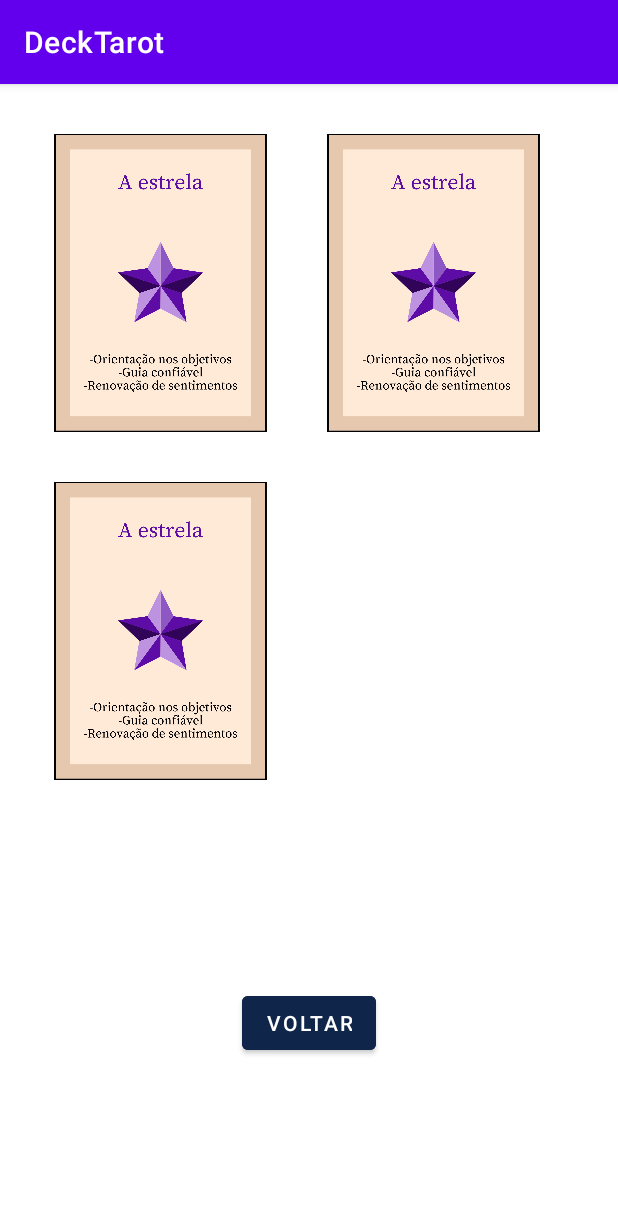
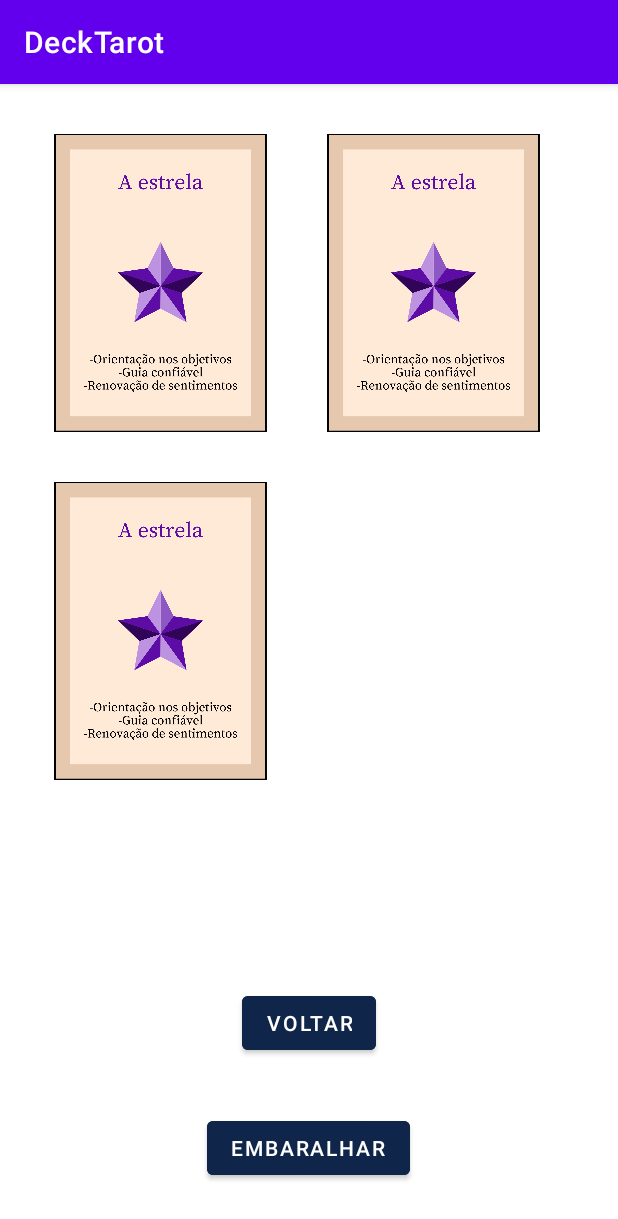
Before and after one commit to Raqiel/DeckTarot, an Android app: the screen it shows after launch (TresCartas), after a tap on "TRES CARTAS", on a phone screen of 412 x 824 dp. Shown: the top 1219 px of the screen. Run offline under Robolectric (Android 15) with nearby library versions, the phone set to English and light mode, and no system bars.

Commit message:
fixed tres and quatro cartas

```diff
--- a/app/src/main/java/com/example/decktarot/TresCartas.java
+++ b/app/src/main/java/com/example/decktarot/TresCartas.java
@@ -3,12 +3,131 @@
 import androidx.appcompat.app.AppCompatActivity;
 
 import android.os.Bundle;
+import android.view.View;
+import android.widget.ImageView;
+
+import java.util.Random;
 
 public class TresCartas extends AppCompatActivity {
+
+    private static final Random rgenerador = new Random();
+    private static final Integer[] imagenesID =
+            {       R.drawable.as_de_copas,
+                    R.drawable.dois_de_copas,
+                    R.drawable.tres_de_copas,
+                    R.drawable.quatro_de_copas,
+                    R.drawable.cinco_de_copas,
+                    R.drawable.seis_de_copas,
+                    R.drawable.sete_de_copas,
+                    R.drawable.oito_de_copas,
+                    R.drawable.nove_de_copas,
+                    R.drawable.dez_de_copas,
+                    R.drawable.valete_de_copas,
+                    R.drawable.rainha_de_copas,
+                    R.drawable.rei_de_copas,
+                    R.drawable.cavaleiro_de_copas,
+                    R.drawable.as_de_espadas,
+                    R.drawable.dois_de_espadas,
+                    R.drawable.tres_de_espadas,
+                    R.drawable.quatro_de_espadas,
+                    R.drawable.cinco_de_espadas,
+                    R.drawable.seis_de_espadas,
+                    R.drawable.sete_de_espadas,
+                    R.drawable.oito_de_espadas,
+                    R.drawable.nove_de_espadas,
+                    R.drawable.dez_de_espadas,
+                    R.drawable.valete_de_espadas,
+                    R.drawable.rainha_de_espadas,
+                    R.drawable.rei_de_espadas,
+                    R.drawable.as_de_ouros,
+                    R.drawable.dois_de_ouros,
+                    R.drawable.tres_de_ouros,
+                    R.drawable.quatro_de_ouros,
+                    R.drawable.cinco_de_ouros,
+                    R.drawable.seis_de_ouros,
+                    R.drawable.sete_de_ouros,
+                    R.drawable.oito_de_ouros,
+                    R.drawable.nove_de_ouros,
+                    R.drawable.dez_de_ouros,
+                    R.drawable.valete_de_ouros,
+                    R.drawable.rainha_de_ouros,
+                    R.drawable.rei_de_ouros,
+                    R.drawable.cavaleiro_de_ouros,
+                    R.drawable.as_de_paus,
+                    R.drawable.dois_de_paus,
+                    R.drawable.tres_de_paus,
+                    R.drawable.quatro_de_paus,
+                    R.drawable.cinco_de_paus,
+                    R.drawable.seis_de_paus,
+                    R.drawable.sete_de_paus,
+                    R.drawable.oito_de_paus,
+                    R.drawable.nove_de_paus,
+                    R.drawable.dez_de_paus,
+                    R.drawable.valete_de_paus,
+                    R.drawable.rainha_de_paus,
+                    R.drawable.rei_de_paus,
+                    R.drawable.cavaleiro_de_paus,
+                    R.drawable.o_louco,
+                    R.drawable.o_mago,
+                    R.drawable.a_sacerdotiza,
+                    R.drawable.a_imperatriz,
+                    R.drawable.o_imperador,
+                    R.drawable.o_papa,
+                    R.drawable.os_enamorados,
+                    R.drawable.o_carro,
+                    R.drawable.a_forca,
+                    R.drawable.o_eremita,
+                    R.drawable.a_roda_da_fortuna,
+                    R.drawable.a_justica,
+                    R.drawable.o_pendurado,
+                    R.drawable.a_morte,
+                    R.drawable.a_temperanca,
+                    R.drawable.o_diabo,
+                    R.drawable.a_torre,
+                    R.drawable.a_estrela,
+                    R.drawable.a_lua,
+                    R.drawable.o_sol,
+                    R.drawable.o_julgamento,
+                    R.drawable.o_mundo
+            };
 
     @Override
     protected void onCreate(Bundle savedInstanceState) {
         super.onCreate(savedInstanceState);
         setContentView(R.layout.activity_tres_cartas);
+
+        Integer q = imagenesID[rgenerador.nextInt(imagenesID.length)];
+        final ImageView iv = (ImageView) findViewById(R.id.primeira_carta_taca_tres);
+
+        Integer r = imagenesID[rgenerador.nextInt(imagenesID.length)];
+        final ImageView iv2 = (ImageView) findViewById(R.id.segunda_carta_taca_tres);
+
+        Integer s = imagenesID[rgenerador.nextInt(imagenesID.length)];
+        final ImageView iv3 = (ImageView) findViewById(R.id.terceira_carta_taca_tres);
+
+
+
+        View nextButton = findViewById(R.id.embaralhar_taca_tres);
+        nextButton.setOnClickListener(new View.OnClickListener() {
+            @Override
+            public void onClick(View view) {
+                int resource =
+                        imagenesID[rgenerador.nextInt(imagenesID.length)];
+                int resource2 =
+                        imagenesID[rgenerador.nextInt(imagenesID.length)];
+                int resource3 =
+                        imagenesID[rgenerador.nextInt(imagenesID.length)];
+
+                iv.setImageResource(resource);
+                iv2.setImageResource(resource2);
+                iv3.setImageResource(resource3);
+
+            }
+        });
+
+
+
     }
+
+
 }
--- a/app/src/main/res/layout/activity_tres_cartas.xml
+++ b/app/src/main/res/layout/activity_tres_cartas.xml
@@ -75,5 +75,21 @@
         app:layout_constraintTop_toBottomOf="@+id/grid_layout_tres_cartas"
         tools:ignore="MissingConstraints" />
 
+    <Button
+        android:id="@+id/embaralhar_taca_tres"
+        android:layout_width="wrap_content"
+        android:layout_height="wrap_content"
+        android:layout_row="2"
+        android:layout_column="1"
+        android:backgroundTint="#0F254A"
+        android:text="embaralhar"
+        app:layout_constraintBottom_toBottomOf="parent"
+        app:layout_constraintEnd_toEndOf="parent"
+        app:layout_constraintHorizontal_bias="0.498"
+        app:layout_constraintStart_toStartOf="parent"
+        app:layout_constraintTop_toBottomOf="@+id/grid_layout_tres_cartas"
+        app:layout_constraintVertical_bias="0.854"
+        tools:ignore="MissingConstraints" />
+
 
 </androidx.constraintlayout.widget.ConstraintLayout>
```
Also changed, not shown: app/src/main/java/com/example/decktarot/QuatroCartas.java (+119 -0 lines), app/src/main/res/layout/activity_cinco_cartas.xml (+12 -0 lines), app/src/main/res/layout/activity_quatro_cartas.xml (+13 -2 lines), app/src/main/res/layout/activity_seis_cartas.xml (+12 -0 lines).
